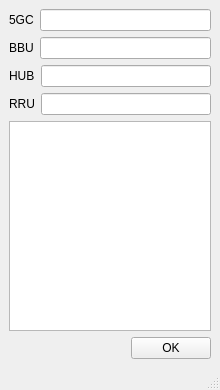
Above: BBU_Config/UI/sub_ui/untitled.ui from zhanghaotian-T/DXXXX before the change. Below: the same form after it.
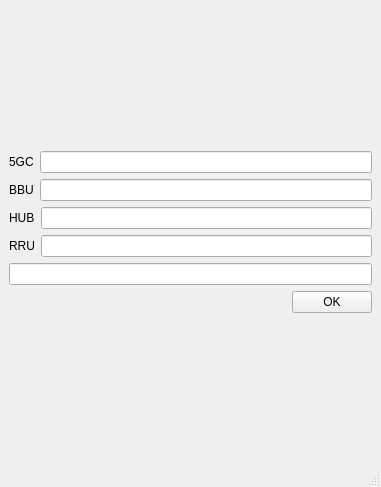
That is the form after the change.

The edit to the form file:
```diff
--- a/BBU_Config/UI/sub_ui/untitled.ui
+++ b/BBU_Config/UI/sub_ui/untitled.ui
@@ -6,8 +6,8 @@
    <rect>
     <x>0</x>
     <y>0</y>
-    <width>220</width>
-    <height>390</height>
+    <width>381</width>
+    <height>487</height>
    </rect>
   </property>
   <property name="windowTitle">
@@ -79,11 +79,11 @@
           </item>
          </layout>
         </item>
-        <item>
-         <widget class="QTextEdit" name="textEdit"/>
-        </item>
        </layout>
       </item>
+      <item>
+       <widget class="QLineEdit" name="lineEdit_5"/>
+      </item>
       <item>
        <layout class="QHBoxLayout" name="horizontalLayout_5">
         <item>
```
Left out of the diff: 4 changed lines with no effect on the pictures.
